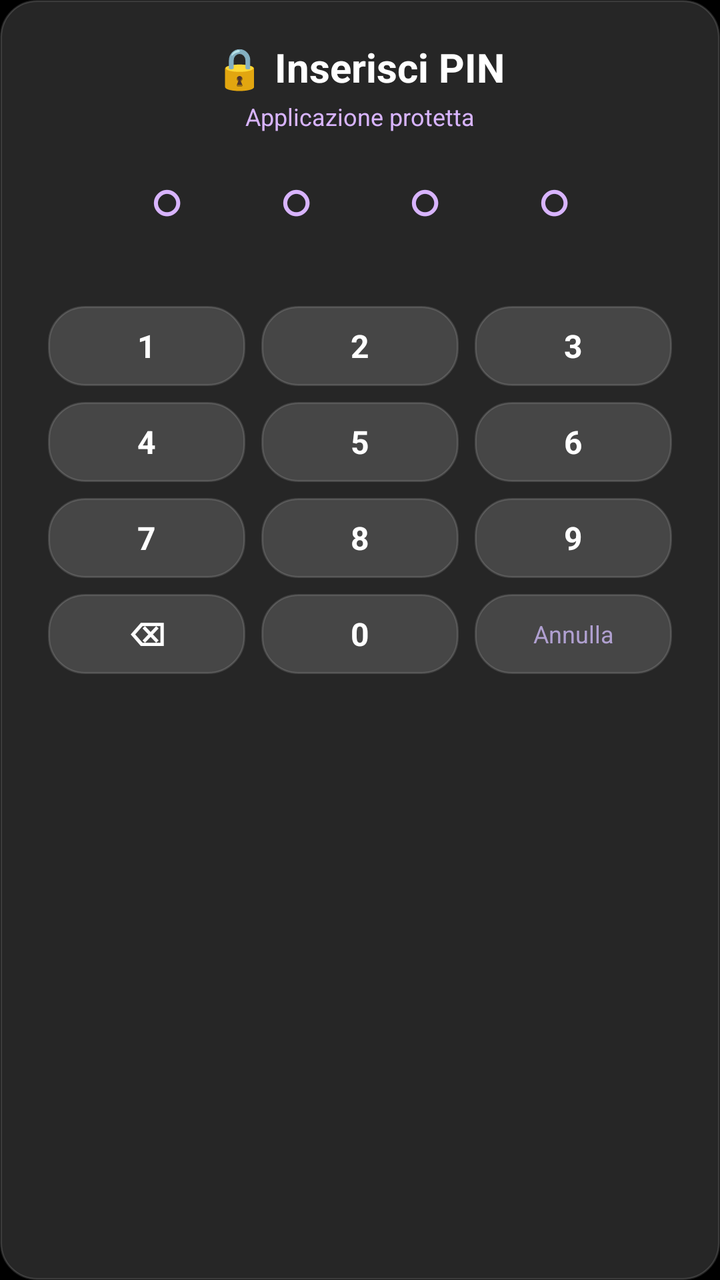
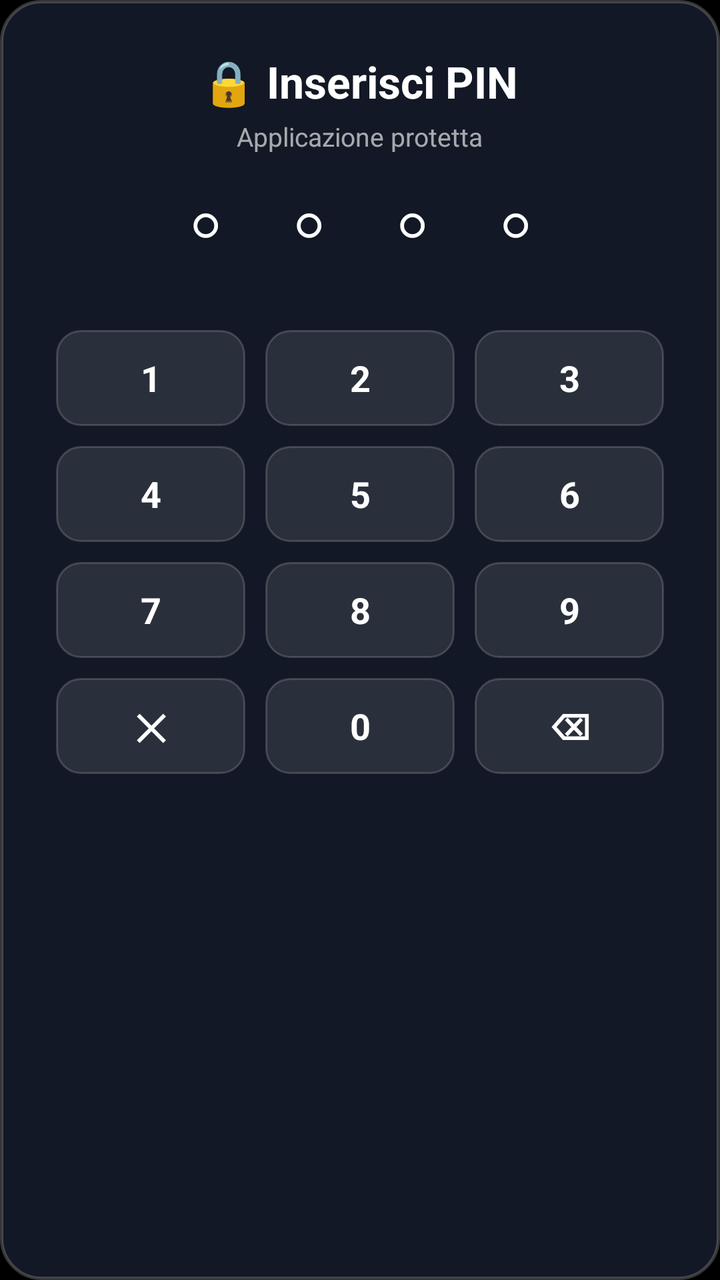

The first picture is an Android layout as it rendered before a commit; the second is the same layout after the commit. The layout source and the unified diff follow.
<!-- AndroidManifest.xml: application theme Theme.Zenith -->
<!-- res/layout/dialog_pin_entry.xml -->
<?xml version="1.0" encoding="utf-8"?>
<LinearLayout xmlns:android="http://schemas.android.com/apk/res/android"
    android:id="@+id/ll_pin_root"
    android:layout_width="360dp"
    android:layout_height="wrap_content"
    android:orientation="vertical"
    android:background="@drawable/pill_bg_normal"
    android:paddingStart="24dp"
    android:paddingEnd="24dp"
    android:paddingTop="20dp"
    android:paddingBottom="20dp"
    android:gravity="center_horizontal">

    <TextView
        android:id="@+id/tv_pin_title"
        android:layout_width="wrap_content"
        android:layout_height="wrap_content"
        android:textColor="@color/text_primary"
        android:textSize="20sp"
        android:textStyle="bold"
        android:text="🔒 Inserisci PIN" />

    <TextView
        android:id="@+id/tv_pin_subtitle"
        android:layout_width="wrap_content"
        android:layout_height="wrap_content"
        android:layout_marginTop="3dp"
        android:textColor="@color/accent"
        android:textSize="12sp"
        android:text="Applicazione protetta" />

    
    <TextView
        android:id="@+id/tv_pin_dots"
        android:layout_width="wrap_content"
        android:layout_height="wrap_content"
        android:layout_marginTop="14dp"
        android:layout_marginBottom="6dp"
        android:textColor="@color/accent"
        android:textSize="28sp"
        android:textStyle="bold"
        android:letterSpacing="0.4"
        android:text="○  ○  ○  ○" />

    <TextView
        android:id="@+id/tv_pin_error"
        android:layout_width="wrap_content"
        android:layout_height="wrap_content"
        android:layout_marginBottom="12dp"
        android:textColor="#FF4D4D"
        android:textSize="12sp"
        android:text="PIN non corretto, riprova"
        android:visibility="invisible" />

    
    <LinearLayout
        android:layout_width="match_parent"
        android:layout_height="40dp"
        android:orientation="horizontal">

        <TextView
            android:id="@+id/btn_key_1"
            android:layout_width="0dp"
            android:layout_height="match_parent"
            android:layout_weight="1"
            android:background="@drawable/pill_background"
            android:focusable="true"
            android:clickable="true"
            android:gravity="center"
            android:text="1"
            android:textColor="@color/text_primary"
            android:textSize="16sp"
            android:textStyle="bold"
            android:nextFocusRight="@+id/btn_key_2"
            android:nextFocusDown="@+id/btn_key_4" />

        <TextView
            android:id="@+id/btn_key_2"
            android:layout_width="0dp"
            android:layout_height="match_parent"
            android:layout_weight="1"
            android:layout_marginStart="8dp"
            android:layout_marginEnd="8dp"
            android:background="@drawable/pill_background"
            android:focusable="true"
            android:clickable="true"
            android:gravity="center"
            android:text="2"
            android:textColor="@color/text_primary"
            android:textSize="16sp"
            android:textStyle="bold"
            android:nextFocusLeft="@+id/btn_key_1"
            android:nextFocusRight="@+id/btn_key_3"
            android:nextFocusDown="@+id/btn_key_5" />

        <TextView
            android:id="@+id/btn_key_3"
            android:layout_width="0dp"
            android:layout_height="match_parent"
            android:layout_weight="1"
            android:background="@drawable/pill_background"
            android:focusable="true"
            android:clickable="true"
            android:gravity="center"
            android:text="3"
            android:textColor="@color/text_primary"
            android:textSize="16sp"
            android:textStyle="bold"
            android:nextFocusLeft="@+id/btn_key_2"
            android:nextFocusDown="@+id/btn_key_6" />

    </LinearLayout>

    
    <LinearLayout
        android:layout_width="match_parent"
        android:layout_height="40dp"
        android:layout_marginTop="8dp"
        android:orientation="horizontal">

        <TextView
            android:id="@+id/btn_key_4"
            android:layout_width="0dp"
            android:layout_height="match_parent"
            android:layout_weight="1"
            android:background="@drawable/pill_background"
            android:focusable="true"
            android:clickable="true"
            android:gravity="center"
            android:text="4"
            android:textColor="@color/text_primary"
            android:textSize="16sp"
            android:textStyle="bold"
            android:nextFocusUp="@+id/btn_key_1"
            android:nextFocusRight="@+id/btn_key_5"
            android:nextFocusDown="@+id/btn_key_7" />

        <TextView
            android:id="@+id/btn_key_5"
            android:layout_width="0dp"
            android:layout_height="match_parent"
            android:layout_weight="1"
            android:layout_marginStart="8dp"
            android:layout_marginEnd="8dp"
            android:background="@drawable/pill_background"
            android:focusable="true"
            android:clickable="true"
            android:gravity="center"
            android:text="5"
            android:textColor="@color/text_primary"
            android:textSize="16sp"
            android:textStyle="bold"
            android:nextFocusUp="@+id/btn_key_2"
            android:nextFocusLeft="@+id/btn_key_4"
            android:nextFocusRight="@+id/btn_key_6"
            android:nextFocusDown="@+id/btn_key_8" />

        <TextView
            android:id="@+id/btn_key_6"
            android:layout_width="0dp"
            android:layout_height="match_parent"
            android:layout_weight="1"
            android:background="@drawable/pill_background"
            android:focusable="true"
            android:clickable="true"
            android:gravity="center"
            android:text="6"
            android:textColor="@color/text_primary"
            android:textSize="16sp"
            android:textStyle="bold"
            android:nextFocusUp="@+id/btn_key_3"
            android:nextFocusLeft="@+id/btn_key_5"
            android:nextFocusDown="@+id/btn_key_9" />

    </LinearLayout>

    
    <LinearLayout
        android:layout_width="match_parent"
        android:layout_height="40dp"
        android:layout_marginTop="8dp"
        android:orientation="horizontal">

        <TextView
            android:id="@+id/btn_key_7"
            android:layout_width="0dp"
            android:layout_height="match_parent"
            android:layout_weight="1"
            android:background="@drawable/pill_background"
            android:focusable="true"
            android:clickable="true"
            android:gravity="center"
            android:text="7"
            android:textColor="@color/text_primary"
            android:textSize="16sp"
            android:textStyle="bold"
            android:nextFocusUp="@+id/btn_key_4"
            android:nextFocusRight="@+id/btn_key_8"
            android:nextFocusDown="@+id/btn_key_del" />

        <TextView
            android:id="@+id/btn_key_8"
            android:layout_width="0dp"
            android:layout_height="match_parent"
            android:layout_weight="1"
            android:layout_marginStart="8dp"
            android:layout_marginEnd="8dp"
            android:background="@drawable/pill_background"
            android:focusable="true"
            android:clickable="true"
            android:gravity="center"
            android:text="8"
            android:textColor="@color/text_primary"
            android:textSize="16sp"
            android:textStyle="bold"
            android:nextFocusUp="@+id/btn_key_5"
            android:nextFocusLeft="@+id/btn_key_7"
            android:nextFocusRight="@+id/btn_key_9"
            android:nextFocusDown="@+id/btn_key_0" />

        <TextView
            android:id="@+id/btn_key_9"
            android:layout_width="0dp"
            android:layout_height="match_parent"
            android:layout_weight="1"
            android:background="@drawable/pill_background"
            android:focusable="true"
            android:clickable="true"
            android:gravity="center"
            android:text="9"
            android:textColor="@color/text_primary"
            android:textSize="16sp"
            android:textStyle="bold"
            android:nextFocusUp="@+id/btn_key_6"
            android:nextFocusLeft="@+id/btn_key_8"
            android:nextFocusDown="@+id/btn_key_cancel" />

    </LinearLayout>

    
    <LinearLayout
        android:layout_width="match_parent"
        android:layout_height="40dp"
        android:layout_marginTop="8dp"
        android:orientation="horizontal">

        <TextView
            android:id="@+id/btn_key_del"
            android:layout_width="0dp"
            android:layout_height="match_parent"
            android:layout_weight="1"
            android:background="@drawable/pill_background"
            android:focusable="true"
            android:clickable="true"
            android:gravity="center"
            android:text="⌫"
            android:textColor="@color/text_primary"
            android:textSize="16sp"
            android:textStyle="bold"
            android:nextFocusUp="@+id/btn_key_7"
            android:nextFocusRight="@+id/btn_key_0" />

        <TextView
            android:id="@+id/btn_key_0"
            android:layout_width="0dp"
            android:layout_height="match_parent"
            android:layout_weight="1"
            android:layout_marginStart="8dp"
            android:layout_marginEnd="8dp"
            android:background="@drawable/pill_background"
            android:focusable="true"
            android:clickable="true"
            android:gravity="center"
            android:text="0"
            android:textColor="@color/text_primary"
            android:textSize="16sp"
            android:textStyle="bold"
            android:nextFocusUp="@+id/btn_key_8"
            android:nextFocusLeft="@+id/btn_key_del"
            android:nextFocusRight="@+id/btn_key_cancel" />

        <TextView
            android:id="@+id/btn_key_cancel"
            android:layout_width="0dp"
            android:layout_height="match_parent"
            android:layout_weight="1"
            android:background="@drawable/pill_background"
            android:focusable="true"
            android:clickable="true"
            android:gravity="center"
            android:text="Annulla"
            android:textColor="#B0A0D0"
            android:textSize="12sp"
            android:nextFocusUp="@+id/btn_key_9"
            android:nextFocusLeft="@+id/btn_key_0" />

    </LinearLayout>

</LinearLayout>
<!-- resources referenced by this layout -->
<resources>
  <color name="accent">#D8B4FE</color>
  <color name="text_primary">#FFFFFFFF</color>
  <!-- drawable pill_background (drawable) -->
  <?xml version="1.0" encoding="utf-8"?>
  <selector xmlns:android="http://schemas.android.com/apk/res/android">
      <item android:state_focused="true" android:drawable="@drawable/pill_bg_focused" />
      <item android:state_selected="true" android:drawable="@drawable/pill_bg_focused" />
      <item android:state_pressed="true" android:drawable="@drawable/pill_bg_focused" />
      <item android:drawable="@drawable/pill_bg_normal" />
  </selector>
  <!-- drawable pill_bg_normal (drawable) -->
  <?xml version="1.0" encoding="utf-8"?>
  <shape xmlns:android="http://schemas.android.com/apk/res/android"
      android:shape="rectangle">
      <corners android:radius="18dp" />
      <solid android:color="#26FFFFFF" />
      <stroke
          android:width="1dp"
          android:color="#22FFFFFF" />
  </shape>
  <style name="Theme.Zenith" parent="@android:style/Theme.NoTitleBar.Fullscreen">
          <item name="android:windowBackground">@android:color/black</item>
          <item name="android:colorBackground">@android:color/black</item>
          <item name="android:textColorPrimary">@color/text_primary</item>
          <item name="android:textColorSecondary">@color/text_secondary</item>
      </style>
  <!-- drawable pill_bg_focused (drawable) -->
  <?xml version="1.0" encoding="utf-8"?>
  <shape xmlns:android="http://schemas.android.com/apk/res/android"
      android:shape="rectangle">
      <corners android:radius="18dp" />
      <solid android:color="#954A148C" />
      <stroke
          android:width="2dp"
          android:color="#E040FB" />
  </shape>
  <color name="text_secondary">#CCE2D9F3</color>
</resources>

<!-- the commit's change to res/layout/dialog_pin_entry.xml (unified diff, before → after) -->
@@ -1,22 +1,23 @@
 <?xml version="1.0" encoding="utf-8"?>
 <LinearLayout xmlns:android="http://schemas.android.com/apk/res/android"
     android:id="@+id/ll_pin_root"
-    android:layout_width="360dp"
+    android:layout_width="380dp"
     android:layout_height="wrap_content"
+    android:layout_gravity="center"
     android:orientation="vertical"
-    android:background="@drawable/pill_bg_normal"
-    android:paddingStart="24dp"
-    android:paddingEnd="24dp"
-    android:paddingTop="20dp"
-    android:paddingBottom="20dp"
+    android:background="@drawable/dialog_background"
+    android:paddingStart="28dp"
+    android:paddingEnd="28dp"
+    android:paddingTop="26dp"
+    android:paddingBottom="26dp"
     android:gravity="center_horizontal">
 
     <TextView
         android:id="@+id/tv_pin_title"
         android:layout_width="wrap_content"
         android:layout_height="wrap_content"
-        android:textColor="@color/text_primary"
-        android:textSize="20sp"
+        android:textColor="#FFFFFFFF"
+        android:textSize="22sp"
         android:textStyle="bold"
         android:text="🔒 Inserisci PIN" />
 
@@ -24,9 +25,9 @@
         android:id="@+id/tv_pin_subtitle"
         android:layout_width="wrap_content"
         android:layout_height="wrap_content"
-        android:layout_marginTop="3dp"
-        android:textColor="@color/accent"
-        android:textSize="12sp"
+        android:layout_marginTop="4dp"
+        android:textColor="#A0FFFFFF"
+        android:textSize="13sp"
         android:text="Applicazione protetta" />
 
     
@@ -34,19 +35,19 @@
         android:id="@+id/tv_pin_dots"
         android:layout_width="wrap_content"
         android:layout_height="wrap_content"
-        android:layout_marginTop="14dp"
+        android:layout_marginTop="16dp"
         android:layout_marginBottom="6dp"
-        android:textColor="@color/accent"
-        android:textSize="28sp"
+        android:textColor="#FFFFFFFF"
+        android:textSize="26sp"
         android:textStyle="bold"
-        android:letterSpacing="0.4"
+        android:letterSpacing="0.3"
         android:text="○  ○  ○  ○" />
 
     <TextView
         android:id="@+id/tv_pin_error"
         android:layout_width="wrap_content"
         android:layout_height="wrap_content"
-        android:layout_marginBottom="12dp"
+        android:layout_marginBottom="14dp"
         android:textColor="#FF4D4D"
         android:textSize="12sp"
         android:text="PIN non corretto, riprova"
@@ -55,7 +56,7 @@
     
     <LinearLayout
         android:layout_width="match_parent"
-        android:layout_height="40dp"
+        android:layout_height="48dp"
         android:orientation="horizontal">
 
         <TextView
@@ -63,13 +64,13 @@
             android:layout_width="0dp"
             android:layout_height="match_parent"
             android:layout_weight="1"
-            android:background="@drawable/pill_background"
+            android:background="@drawable/dialog_button_selector"
             android:focusable="true"
             android:clickable="true"
             android:gravity="center"
             android:text="1"
-            android:textColor="@color/text_primary"
-            android:textSize="16sp"
+            android:textColor="@color/dialog_button_text_color"
+            android:textSize="18sp"
             android:textStyle="bold"
             android:nextFocusRight="@+id/btn_key_2"
             android:nextFocusDown="@+id/btn_key_4" />
@@ -79,15 +80,15 @@
             android:layout_width="0dp"
             android:layout_height="match_parent"
             android:layout_weight="1"
-            android:layout_marginStart="8dp"
-            android:layout_marginEnd="8dp"
-            android:background="@drawable/pill_background"
+            android:layout_marginStart="10dp"
+            android:layout_marginEnd="10dp"
+            android:background="@drawable/dialog_button_selector"
             android:focusable="true"
             android:clickable="true"
             android:gravity="center"
             android:text="2"
-            android:textColor="@color/text_primary"
-            android:textSize="16sp"
+            android:textColor="@color/dialog_button_text_color"
+            android:textSize="18sp"
             android:textStyle="bold"
             android:nextFocusLeft="@+id/btn_key_1"
             android:nextFocusRight="@+id/btn_key_3"
@@ -98,13 +99,13 @@
             android:layout_width="0dp"
             android:layout_height="match_parent"
             android:layout_weight="1"
-            android:background="@drawable/pill_background"
+            android:background="@drawable/dialog_button_selector"
             android:focusable="true"
             android:clickable="true"
             android:gravity="center"
             android:text="3"
-            android:textColor="@color/text_primary"
-            android:textSize="16sp"
+            android:textColor="@color/dialog_button_text_color"
+            android:textSize="18sp"
             android:textStyle="bold"
             android:nextFocusLeft="@+id/btn_key_2"
             android:nextFocusDown="@+id/btn_key_6" />
@@ -114,8 +115,8 @@
     
     <LinearLayout
         android:layout_width="match_parent"
-        android:layout_height="40dp"
-        android:layout_marginTop="8dp"
+        android:layout_height="48dp"
+        android:layout_marginTop="10dp"
         android:orientation="horizontal">
 
         <TextView
@@ -123,13 +124,13 @@
             android:layout_width="0dp"
             android:layout_height="match_parent"
             android:layout_weight="1"
-            android:background="@drawable/pill_background"
+            android:background="@drawable/dialog_button_selector"
             android:focusable="true"
             android:clickable="true"
             android:gravity="center"
             android:text="4"
-            android:textColor="@color/text_primary"
-            android:textSize="16sp"
+            android:textColor="@color/dialog_button_text_color"
+            android:textSize="18sp"
             android:textStyle="bold"
             android:nextFocusUp="@+id/btn_key_1"
             android:nextFocusRight="@+id/btn_key_5"
@@ -140,15 +141,15 @@
             android:layout_width="0dp"
             android:layout_height="match_parent"
             android:layout_weight="1"
-            android:layout_marginStart="8dp"
-            android:layout_marginEnd="8dp"
-            android:background="@drawable/pill_background"
+            android:layout_marginStart="10dp"
+            android:layout_marginEnd="10dp"
+            android:background="@drawable/dialog_button_selector"
             android:focusable="true"
             android:clickable="true"
             android:gravity="center"
             android:text="5"
-            android:textColor="@color/text_primary"
-            android:textSize="16sp"
+            android:textColor="@color/dialog_button_text_color"
+            android:textSize="18sp"
             android:textStyle="bold"
             android:nextFocusUp="@+id/btn_key_2"
             android:nextFocusLeft="@+id/btn_key_4"
@@ -160,13 +161,13 @@
             android:layout_width="0dp"
             android:layout_height="match_parent"
             android:layout_weight="1"
-            android:background="@drawable/pill_background"
+            android:background="@drawable/dialog_button_selector"
             android:focusable="true"
             android:clickable="true"
             android:gravity="center"
             android:text="6"
-            android:textColor="@color/text_primary"
-            android:textSize="16sp"
+            android:textColor="@color/dialog_button_text_color"
+            android:textSize="18sp"
             android:textStyle="bold"
             android:nextFocusUp="@+id/btn_key_3"
             android:nextFocusLeft="@+id/btn_key_5"
@@ -177,8 +178,8 @@
     
     <LinearLayout
         android:layout_width="match_parent"
-        android:layout_height="40dp"
-        android:layout_marginTop="8dp"
+        android:layout_height="48dp"
+        android:layout_marginTop="10dp"
         android:orientation="horizontal">
 
         <TextView
@@ -186,32 +187,32 @@
             android:layout_width="0dp"
             android:layout_height="match_parent"
             android:layout_weight="1"
-            android:background="@drawable/pill_background"
+            android:background="@drawable/dialog_button_selector"
             android:focusable="true"
             android:clickable="true"
             android:gravity="center"
             android:text="7"
-            android:textColor="@color/text_primary"
-            android:textSize="16sp"
+            android:textColor="@color/dialog_button_text_color"
+            android:textSize="18sp"
             android:textStyle="bold"
             android:nextFocusUp="@+id/btn_key_4"
             android:nextFocusRight="@+id/btn_key_8"
-            android:nextFocusDown="@+id/btn_key_del" />
+            android:nextFocusDown="@+id/btn_key_cancel" />
 
         <TextView
             android:id="@+id/btn_key_8"
             android:layout_width="0dp"
             android:layout_height="match_parent"
             android:layout_weight="1"
-            android:layout_marginStart="8dp"
-            android:layout_marginEnd="8dp"
-            android:background="@drawable/pill_background"
+            android:layout_marginStart="10dp"
+            android:layout_marginEnd="10dp"
+            android:background="@drawable/dialog_button_selector"
             android:focusable="true"
             android:clickable="true"
             android:gravity="center"
             android:text="8"
-            android:textColor="@color/text_primary"
-            android:textSize="16sp"
+            android:textColor="@color/dialog_button_text_color"
+            android:textSize="18sp"
             android:textStyle="bold"
             android:nextFocusUp="@+id/btn_key_5"
             android:nextFocusLeft="@+id/btn_key_7"
@@ -223,39 +224,39 @@
             android:layout_width="0dp"
             android:layout_height="match_parent"
             android:layout_weight="1"
-            android:background="@drawable/pill_background"
+            android:background="@drawable/dialog_button_selector"
             android:focusable="true"
             android:clickable="true"
             android:gravity="center"
             android:text="9"
-            android:textColor="@color/text_primary"
-            android:textSize="16sp"
+            android:textColor="@color/dialog_button_text_color"
+            android:textSize="18sp"
             android:textStyle="bold"
             android:nextFocusUp="@+id/btn_key_6"
             android:nextFocusLeft="@+id/btn_key_8"
-            android:nextFocusDown="@+id/btn_key_cancel" />
+            android:nextFocusDown="@+id/btn_key_del" />
 
     </LinearLayout>
 
     
     <LinearLayout
         android:layout_width="match_parent"
-        android:layout_height="40dp"
-        android:layout_marginTop="8dp"
+        android:layout_height="48dp"
+        android:layout_marginTop="10dp"
         android:orientation="horizontal">
 
         <TextView
-            android:id="@+id/btn_key_del"
-            android:layout_width="0dp"
-            android:layout_height="match_parent"
-            android:layout_weight="1"
-            android:background="@drawable/pill_background"
-            android:focusable="true"
-            android:clickable="true"
-            android:gravity="center"
-            android:text="⌫"
-            android:textColor="@color/text_primary"
-            android:textSize="16sp"
+            android:id="@+id/btn_key_cancel"
+            android:layout_width="0dp"
+            android:layout_height="match_parent"
+            android:layout_weight="1"
+            android:background="@drawable/dialog_button_selector"
+            android:focusable="true"
+            android:clickable="true"
+            android:gravity="center"
+            android:text="✕"
+            android:textColor="@color/dialog_button_text_color"
+            android:textSize="18sp"
             android:textStyle="bold"
             android:nextFocusUp="@+id/btn_key_7"
             android:nextFocusRight="@+id/btn_key_0" />
@@ -265,32 +266,33 @@
             android:layout_width="0dp"
             android:layout_height="match_parent"
             android:layout_weight="1"
-            android:layout_marginStart="8dp"
-            android:layout_marginEnd="8dp"
-            android:background="@drawable/pill_background"
+            android:layout_marginStart="10dp"
+            android:layout_marginEnd="10dp"
+            android:background="@drawable/dialog_button_selector"
             android:focusable="true"
             android:clickable="true"
             android:gravity="center"
             android:text="0"
-            android:textColor="@color/text_primary"
-            android:textSize="16sp"
+            android:textColor="@color/dialog_button_text_color"
+            android:textSize="18sp"
             android:textStyle="bold"
             android:nextFocusUp="@+id/btn_key_8"
-            android:nextFocusLeft="@+id/btn_key_del"
-            android:nextFocusRight="@+id/btn_key_cancel" />
-
-        <TextView
-            android:id="@+id/btn_key_cancel"
-            android:layout_width="0dp"
-            android:layout_height="match_parent"
-            android:layout_weight="1"
-            android:background="@drawable/pill_background"
-            android:focusable="true"
-            android:clickable="true"
-            android:gravity="center"
-            android:text="Annulla"
-            android:textColor="#B0A0D0"
-            android:textSize="12sp"
+            android:nextFocusLeft="@+id/btn_key_cancel"
+            android:nextFocusRight="@+id/btn_key_del" />
+
+        <TextView
+            android:id="@+id/btn_key_del"
+            android:layout_width="0dp"
+            android:layout_height="match_parent"
+            android:layout_weight="1"
+            android:background="@drawable/dialog_button_selector"
+            android:focusable="true"
+            android:clickable="true"
+            android:gravity="center"
+            android:text="⌫"
+            android:textColor="@color/dialog_button_text_color"
+            android:textSize="18sp"
+            android:textStyle="bold"
             android:nextFocusUp="@+id/btn_key_9"
             android:nextFocusLeft="@+id/btn_key_0" />
 
<!-- resource entries referenced after the edit -->
@@ -1,41 +1,44 @@
 <!-- resources referenced by this layout -->
 <resources>
-  <color name="accent">#D8B4FE</color>
-  <color name="text_primary">#FFFFFFFF</color>
-  <!-- drawable pill_background (drawable) -->
-  <?xml version="1.0" encoding="utf-8"?>
-  <selector xmlns:android="http://schemas.android.com/apk/res/android">
-      <item android:state_focused="true" android:drawable="@drawable/pill_bg_focused" />
-      <item android:state_selected="true" android:drawable="@drawable/pill_bg_focused" />
-      <item android:state_pressed="true" android:drawable="@drawable/pill_bg_focused" />
-      <item android:drawable="@drawable/pill_bg_normal" />
-  </selector>
-  <!-- drawable pill_bg_normal (drawable) -->
+  <!-- drawable dialog_background (drawable) -->
   <?xml version="1.0" encoding="utf-8"?>
   <shape xmlns:android="http://schemas.android.com/apk/res/android"
       android:shape="rectangle">
-      <corners android:radius="18dp" />
-      <solid android:color="#26FFFFFF" />
-      <stroke
-          android:width="1dp"
-          android:color="#22FFFFFF" />
+      <corners android:radius="20dp" />
+      <solid android:color="#F2141A28" />
+      <stroke android:width="1.5dp" android:color="#35FFFFFF" />
   </shape>
+  <!-- drawable dialog_button_selector (drawable) -->
+  <?xml version="1.0" encoding="utf-8"?>
+  <selector xmlns:android="http://schemas.android.com/apk/res/android">
+      <item android:state_focused="true">
+          <shape android:shape="rectangle">
+              <corners android:radius="12dp" />
+              <solid android:color="#FFFFFFFF" />
+              <stroke android:width="2dp" android:color="#FFFFFFFF" />
+          </shape>
+      </item>
+      <item android:state_pressed="true">
+          <shape android:shape="rectangle">
+              <corners android:radius="12dp" />
+              <solid android:color="#D0FFFFFF" />
+          </shape>
+      </item>
+      <item>
+          <shape android:shape="rectangle">
+              <corners android:radius="12dp" />
+              <solid android:color="#1AFFFFFF" />
+              <stroke android:width="1dp" android:color="#2AFFFFFF" />
+          </shape>
+      </item>
+  </selector>
+  <color name="text_primary">#FFFFFFFF</color>
   <style name="Theme.Zenith" parent="@android:style/Theme.NoTitleBar.Fullscreen">
           <item name="android:windowBackground">@android:color/black</item>
           <item name="android:colorBackground">@android:color/black</item>
           <item name="android:textColorPrimary">@color/text_primary</item>
           <item name="android:textColorSecondary">@color/text_secondary</item>
       </style>
-  <!-- drawable pill_bg_focused (drawable) -->
-  <?xml version="1.0" encoding="utf-8"?>
-  <shape xmlns:android="http://schemas.android.com/apk/res/android"
-      android:shape="rectangle">
-      <corners android:radius="18dp" />
-      <solid android:color="#954A148C" />
-      <stroke
-          android:width="2dp"
-          android:color="#E040FB" />
-  </shape>
   <color name="text_secondary">#CCE2D9F3</color>
 </resources>
 
